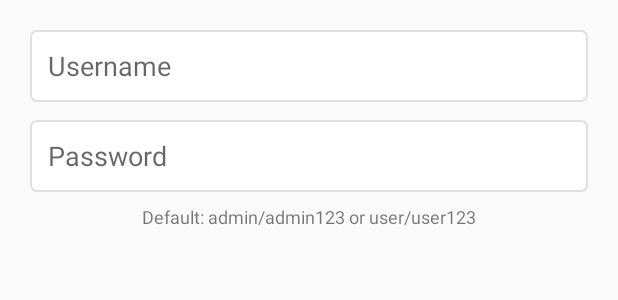
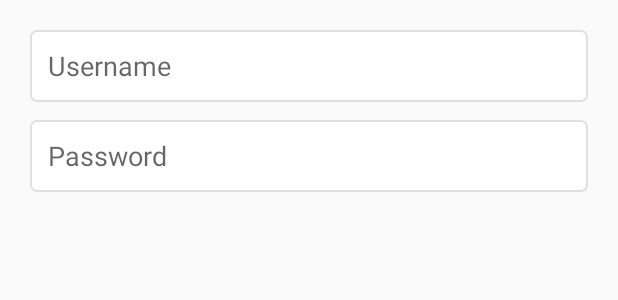
Before and after one commit to ellermw/DietaryMenu, an Android app: the layout dialog_login.xml on its own in the app's theme, with its tools: preview values and no code run, on a phone screen of 412 x 824 dp. Shown: the top 300 px of the screen. Run offline under Robolectric (Android 15) with nearby library versions, the phone set to English and light mode, and no system bars.

Commit message:
Fixed User Login

```diff
--- a/app/src/main/res/layout/dialog_login.xml
+++ b/app/src/main/res/layout/dialog_login.xml
@@ -23,12 +23,4 @@
         android:inputType="textPassword"
         android:padding="12dp" />
 
-    <TextView
-        android:layout_width="match_parent"
-        android:layout_height="wrap_content"
-        android:text="Default: admin/admin123 or user/user123"
-        android:textSize="12sp"
-        android:gravity="center"
-        android:layout_marginTop="8dp" />
-
 </LinearLayout>
```
Also changed, not shown: app/src/main/res/layout/dialog_admin_access.xml (+0 -9 lines), 53 other files.
